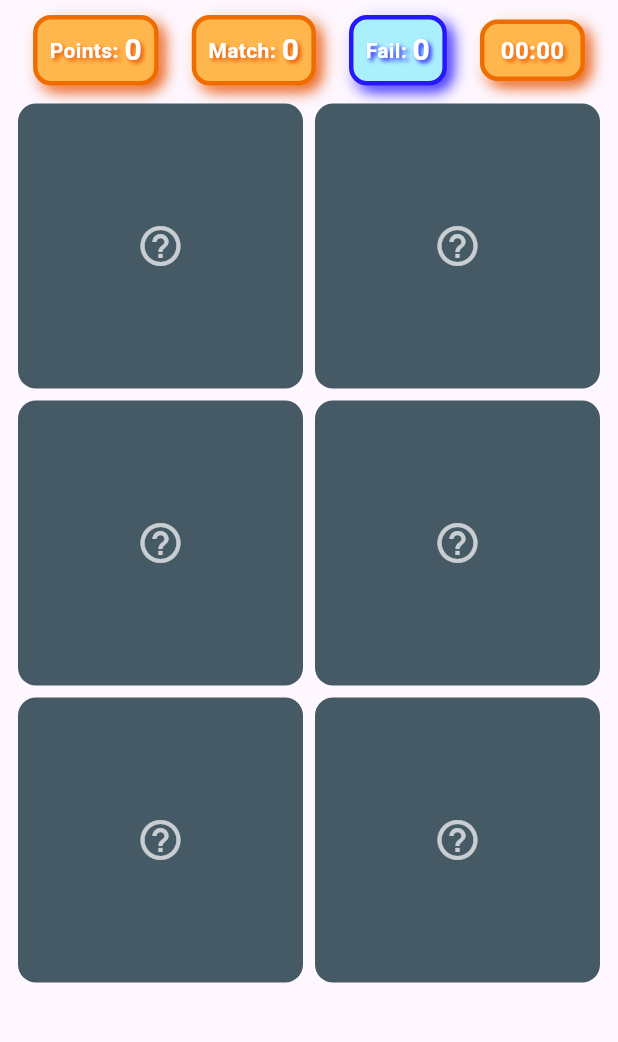
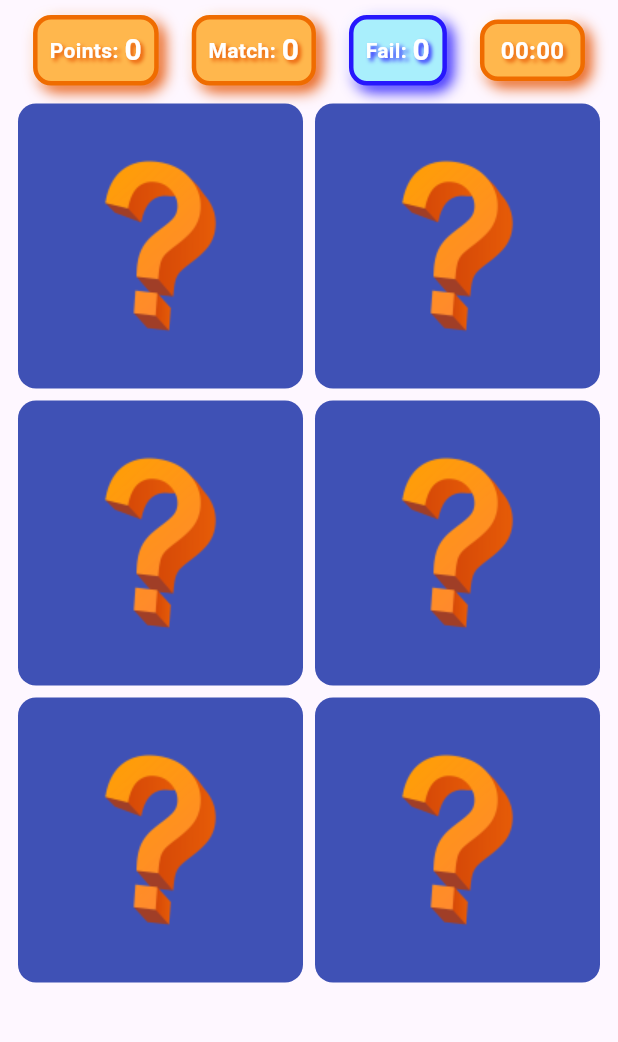
Before and after one commit to TangierDreams/flippy_pairs, a Flutter app: the screen it shows after launch, after a tap on "Start Playing!", on a phone screen of 412 x 824 dp, the part 108-1150 px from its top. Run offline on Flutter 3.47's test engine with Material 3 defaults, Android fonts, the phone set to English and light mode, and no system bars; our stand-ins replace audioplayers, google_fonts, shared_preferences; Roboto replaces fonts that are missing (Chewy).

Commit message:
30/09/2025

```diff
--- a/lib/PAGINAS/JUEGO/WIDGETS/wid_carta.dart
+++ b/lib/PAGINAS/JUEGO/WIDGETS/wid_carta.dart
@@ -1,5 +1,6 @@
 import 'dart:math';
-import 'package:flippy_pairs/SHARED/SERVICIOS/srv_sonidos.dart';
+import 'package:flippy_pairs/PROCEDIMIENTOS/SERVICIOS/srv_globales.dart';
+import 'package:flippy_pairs/PROCEDIMIENTOS/SERVICIOS/srv_sonidos.dart';
 import 'package:flutter/material.dart';
 
 class WidCarta extends StatelessWidget {
@@ -20,7 +21,7 @@ class WidCarta extends StatelessWidget {
   Widget build(BuildContext context) {
     return GestureDetector(
       onTap: () {
-        reproducirSonidoFlip();
+        Sonidos.flip();
         pAlPresionar(); // then call the passed function
       },
       child: TweenAnimationBuilder<double>(
@@ -35,7 +36,7 @@ class WidCarta extends StatelessWidget {
           bool mostrarCarta = value > 0.5;
 
           // Determine the base color based on face-up status
-          final Color colorBase = mostrarCarta ? const Color.fromARGB(255, 234, 238, 240) : Colors.blueGrey[700]!;
+          final Color colorBase = mostrarCarta ? const Color.fromARGB(255, 234, 238, 240) : Colores.primary;
 
           // Apply the flash color if flashing is true, otherwise use the base color.
           final Color colorFinal = pDestello ? Colors.yellow.shade700 : colorBase;
@@ -54,12 +55,32 @@ class WidCarta extends StatelessWidget {
                 border: pDestello ? Border.all(color: Colors.red.shade700, width: 4) : null,
               ),
               child: Center(
-                child: Icon(
-                  mostrarCarta ? pImagenCarta : Icons.help_outline,
-                  //color: Colors.white70,
-                  color: mostrarCarta ? const Color.fromARGB(255, 193, 12, 12) : Colors.white70,
-                  size: 32,
-                ),
+                child: mostrarCarta
+                    ? Icon(
+                        pImagenCarta, // Si mostrarCarta es true, sigue usando el Icon
+                        color: const Color.fromARGB(255, 193, 12, 12),
+                        size: 32,
+                      )
+                    : LayoutBuilder(
+                        // 👈 1. Usamos LayoutBuilder para conocer el tamaño
+                        builder: (BuildContext context, BoxConstraints constraints) {
+                          // Definimos el padding como un porcentaje del tamaño del contenedor.
+                          // Por ejemplo, el 8% de la altura máxima (constraints.maxHeight).
+                          final double dynamicPadding = constraints.maxHeight * 0.16;
+
+                          // Opcional: Establecer un límite mínimo y máximo para que no sea ridículo
+                          // final double finalPadding = dynamicPadding.clamp(4.0, 12.0);
+
+                          return Padding(
+                            // 👈 2. Aplicamos el padding calculado
+                            padding: EdgeInsets.all(dynamicPadding),
+                            child: FittedBox(
+                              fit: BoxFit.contain,
+                              child: Image.asset('assets/imagenes/interrogacion.png'),
+                            ),
+                          );
+                        },
+                      ),
               ),
             ),
           );
--- a/lib/PAGINAS/_HOME/pag_home.dart
+++ b/lib/PAGINAS/_HOME/pag_home.dart
@@ -1,7 +1,7 @@
-import 'package:flippy_pairs/SHARED/SERVICIOS/srv_sonidos.dart';
-import 'package:flippy_pairs/SHARED/SERVICIOS/srv_globales.dart';
+import 'package:flippy_pairs/PROCEDIMIENTOS/SERVICIOS/srv_sonidos.dart';
+import 'package:flippy_pairs/PROCEDIMIENTOS/SERVICIOS/srv_globales.dart';
 import 'package:flutter/material.dart';
-import 'package:flippy_pairs/SHARED/WIDGETS/wid_toolbar.dart';
+import 'package:flippy_pairs/PROCEDIMIENTOS/WIDGETS/wid_toolbar.dart';
 
 // Variables globales:
 
@@ -40,7 +40,7 @@ class _PagHomeState extends State<PagHome> {
         child: Column(
           crossAxisAlignment: CrossAxisAlignment.stretch,
           children: [
-            Text('Difficulty', textAlign: TextAlign.center, style: AppTexts.textStyleOrange30),
+            Text('Difficulty', textAlign: TextAlign.center, style: Textos.textStyleOrange30),
 
             const SizedBox(height: 15),
 
@@ -87,7 +87,7 @@ class BotonJugar extends StatelessWidget {
   Widget build(BuildContext context) {
     return ElevatedButton(
       onPressed: () async {
-        reproducirSonidoPlay();
+        Sonidos.play();
 
         // Esperamos un poco para que se perciba el sonido
         await Future.delayed(const Duration(milliseconds: 300));
@@ -100,13 +100,13 @@ class BotonJugar extends StatelessWidget {
       },
       style: ElevatedButton.styleFrom(
         padding: const EdgeInsets.symmetric(vertical: 15, horizontal: 15),
-        backgroundColor: AppColors.primary,
-        foregroundColor: AppColors.contrast,
+        backgroundColor: Colores.primary,
+        foregroundColor: Colores.contrast,
         shape: RoundedRectangleBorder(borderRadius: BorderRadius.circular(16)),
         elevation: 10,
       ),
 
-      child: Text('Start Playing!', style: AppTexts.textStyleOrange28, textAlign: TextAlign.center),
+      child: Text('Start Playing!', style: Textos.textStyleOrange28, textAlign: TextAlign.center),
     );
   }
 }
@@ -138,17 +138,17 @@ class BotonDeNivel extends StatelessWidget {
       curve: Curves.easeOutBack,
       child: ElevatedButton(
         onPressed: () async {
-          reproducirSonidoLevel();
+          Sonidos.level();
           pAlPresionar();
         },
         style: ElevatedButton.styleFrom(
           padding: const EdgeInsets.symmetric(vertical: 25, horizontal: 20),
-          backgroundColor: pSeleccionado ? Colors.orange : AppColors.primary,
-          foregroundColor: AppColors.contrast,
+          backgroundColor: pSeleccionado ? Colors.orange : Colores.primary,
+          foregroundColor: Colores.contrast,
           shape: RoundedRectangleBorder(borderRadius: BorderRadius.circular(16)),
           elevation: pSeleccionado ? 15 : 10,
         ),
-        child: Text(pTitulo, style: AppTexts.textStyleYellow30, textAlign: TextAlign.center),
+        child: Text(pTitulo, style: Textos.textStyleYellow30, textAlign: TextAlign.center),
       ),
     );
   }
--- /dev/null
+++ b/lib/PROCEDIMIENTOS/SERVICIOS/srv_diskette.dart
@@ -0,0 +1,110 @@
+import 'dart:convert';
+import 'package:flutter/material.dart';
+import 'package:shared_preferences/shared_preferences.dart';
+
+class Diskette {
+  //==============================================================================
+  // VARIABLES GLOBALES PARA SHARED PREFERENCES
+  //==============================================================================
+
+  static const String _nombreDiskette = 'flippy_pairs';
+  static Map<String, dynamic> _datos = {};
+  static bool _inicializado = false;
+
+  // ============================================================================
+  // FUNCIONES DE INICIALIZACIÓN Y CARGA
+  // ============================================================================
+
+  // Inicializa y carga los datos desde SharedPreferences
+  // Llamar desde main.dart antes de usar cualquier otra función
+
+  static Future<void> inicializar() async {
+    if (_inicializado) return;
+
+    await _cargarDesdeDiskette();
+    _inicializado = true;
+  }
+
+  /// Carga los datos del disco a memoria
+  ///
+  static Future<void> _cargarDesdeDiskette() async {
+    final prefs = await SharedPreferences.getInstance();
+    final jsonData = prefs.getString(_nombreDiskette);
+
+    if (jsonData != null) {
+      try {
+        _datos = json.decode(jsonData) as Map<String, dynamic>;
+      } catch (e) {
+        debugPrint('Error cargando datos: $e');
+        _datos = {};
+      }
+    } else {
+      _datos = {};
+    }
+  }
+
+  // ============================================================================
+  // FUNCIONES DE LECTURA
+  // ============================================================================
+
+  // Lee un valor del disco
+  // Devuelve defaultValue si la clave no existe
+
+  static dynamic leerValor(String clave, {dynamic defaultValue}) {
+    return _datos[clave] ?? defaultValue;
+  }
+
+  // Verifica si existe una clave
+
+  static bool existeClave(String clave) {
+    return _datos.containsKey(clave);
+  }
+
+  // Obtiene todas las claves guardadas
+
+  static List<String> obtenerClaves() {
+    return _datos.keys.toList();
+  }
+
+  // Obtiene todos los datos como mapa
+
+  static Map<String, dynamic> obtenerMapaDeDatos() {
+    return Map<String, dynamic>.from(_datos);
+  }
+
+  // ============================================================================
+  // FUNCIONES DE ESCRITURA
+  // ============================================================================
+
+  // Guarda un valor (crea si no existe, actualiza si existe)
+
+  static Future<void> guardarValor(String clave, dynamic valor) async {
+    _datos[clave] = valor;
+    await _guardarEnDisco();
+  }
+
+  // Elimina una clave
+
+  static Future<void> eliminarClave(String clave) async {
+    _datos.remove(clave);
+    await _guardarEnDisco();
+  }
+
+  // Borra todos los datos
+
+  static Future<void> borrarTodo() async {
+    final prefs = await SharedPreferences.getInstance();
+    await prefs.remove(_nombreDiskette);
+    _datos = {};
+  }
+
+  // ============================================================================
+  // FUNCIÓN INTERNA PARA GUARDAR EN DISCO
+  // ============================================================================
+
+  static Future<void> _guardarEnDisco() async {
+    final prefs = await SharedPreferences.getInstance();
+    final jsonString = json.encode(_datos);
+    await prefs.setString(_nombreDiskette, jsonString);
+  }
+}
--- a/lib/SHARED/SERVICIOS/srv_globales.dart
+++ b/lib/PROCEDIMIENTOS/SERVICIOS/srv_globales.dart
@@ -1,13 +1,12 @@
-// import 'package:audioplayers/audioplayers.dart';
 import 'package:flutter/material.dart';
 import 'package:google_fonts/google_fonts.dart';
 
-class AppGeneral {
+class DatosGenerales {
   static const String title = "Flippy Pairs";
   static const String logo = "assets/imagenes/app_logo.png";
 }
 
-class AppColors {
+class Colores {
   static const Color primary = Colors.indigo;
   static const Color contrast = Colors.white;
   static const Color accent = Colors.amber;
@@ -15,7 +14,7 @@ class AppColors {
   static final Color fontColor = Colors.grey.shade800;
 }
 
-class AppTexts {
+class Textos {
   static final textStyleOrange32 = GoogleFonts.luckiestGuy(
     textStyle: const TextStyle(
       fontSize: 32,
@@ -61,13 +60,13 @@ class AppTexts {
     ),
   );
 
-  static final TextStyle subtitle = TextStyle(fontSize: 20, color: AppColors.contrast);
+  static final TextStyle subtitle = TextStyle(fontSize: 20, color: Colores.contrast);
 
-  static final TextStyle smallSubtitle = TextStyle(fontSize: 12, color: AppColors.contrast);
+  static final TextStyle smallSubtitle = TextStyle(fontSize: 12, color: Colores.contrast);
 
-  static final TextStyle normal = TextStyle(fontSize: 14, color: AppColors.fontColor);
+  static final TextStyle normal = TextStyle(fontSize: 14, color: Colores.fontColor);
 
-  static final TextStyle highlighted = TextStyle(fontSize: 16, fontWeight: FontWeight.bold, color: AppColors.fontColor);
+  static final TextStyle highlighted = TextStyle(fontSize: 16, fontWeight: FontWeight.bold, color: Colores.fontColor);
 
   static final TextStyle buttonDisabled = TextStyle(fontSize: 16, fontWeight: FontWeight.bold, color: Colors.grey);
 }
--- /dev/null
+++ b/lib/PROCEDIMIENTOS/SERVICIOS/srv_id_dispositivo.dart
@@ -0,0 +1,27 @@
+//------------------------------------------------------------------------------
+// Obtenemos el id del dispositivo y si no tenemos ninguno, creamos uno nuevo.
+//------------------------------------------------------------------------------
+
+import 'package:flippy_pairs/PROCEDIMIENTOS/SERVICIOS/srv_diskette.dart';
+import 'package:uuid/uuid.dart';
+
+class Dispositivo {
+  static final Uuid _uuid = Uuid();
+
+  static Future<String> obtenerId() async {
+    // Miramos si ya tenemos un id del dispositivo:
+
+    String existingDeviceId = Diskette.leerValor("deviceId", defaultValue: "");
+
+    if (existingDeviceId != "") {
+      return existingDeviceId;
+    }
+
+    // Si no lo tenemos, lo creamos y nos lo guardamos:
+
+    String newDeviceId = _uuid.v4(); // Generates a unique ID
+    Diskette.guardarValor("deviceId", newDeviceId);
+
+    return newDeviceId;
+  }
+}
--- /dev/null
+++ b/lib/PROCEDIMIENTOS/SERVICIOS/srv_sonidos.dart
@@ -0,0 +1,69 @@
+import 'package:audioplayers/audioplayers.dart';
+
+class Sonidos {
+  // ============================================================================
+  // VARIABLES GLOBALES PARA AUDIO
+  // ============================================================================
+
+  static const int _cantidadReproductores = 8;
+  static late List<AudioPlayer> _reproductores;
+  static int _indiceActual = 0;
+  static bool _inicializado = false;
+
+  // ============================================================================
+  // INICIALIZACIÓN
+  // ============================================================================
+
+  // Inicializa el pool de reproductores de audio
+  // Llamar desde main.dart antes de reproducir cualquier sonido
+
+  static Future<void> inicializar() async {
+    if (_inicializado) return;
+    _reproductores = List.generate(_cantidadReproductores, (_) => AudioPlayer());
+    _inicializado = true;
+  }
+
+  // ============================================================================
+  // FUNCIONES DE REPRODUCCIÓN
+  // ============================================================================
+
+  // Reproduce el sonido de play
+
+  static Future<void> play() => _reproducirSonido('play.wav');
+
+  // Reproduce el sonido de nivel completado
+
+  static Future<void> level() => _reproducirSonido('level.wav');
+
+  // Reproduce el sonido de voltear carta
+
+  static Future<void> flip() => _reproducirSonido('flip.wav');
+
+  // Reproduce el sonido de error/retroceso
+
+  static Future<void> goback() => _reproducirSonido('goback.wav');
+
+  // Reproduce un archivo de sonido desde assets/sonidos/
+
+  static Future<void> _reproducirSonido(String nombreArchivo) async {
+    final reproductor = _reproductores[_indiceActual];
+    _indiceActual = (_indiceActual + 1) % _cantidadReproductores;
+
+    await reproductor.stop(); // Detener si aún está sonando
+    await reproductor.play(AssetSource('sonidos/$nombreArchivo'));
+  }
+
+  // ============================================================================
+  // LIMPIEZA
+  // ============================================================================
+
+  // Libera todos los reproductores de audio
+  // Llamar cuando la app se cierre o ya no necesites sonidos
+
+  static void liberar() {
+    for (final reproductor in _reproductores) {
+      reproductor.dispose();
+    }
+    _inicializado = false;
+  }
+}
--- a/lib/SHARED/widgets/wid_toolbar.dart
+++ b/lib/PROCEDIMIENTOS/WIDGETS/wid_toolbar.dart
@@ -1,7 +1,7 @@
-import 'package:flippy_pairs/SHARED/SERVICIOS/srv_sonidos.dart';
-import 'package:flippy_pairs/SHARED/WIDGETS/wid_flecha_atras.dart';
+import 'package:flippy_pairs/PROCEDIMIENTOS/SERVICIOS/srv_sonidos.dart';
+import 'package:flippy_pairs/PROCEDIMIENTOS/WIDGETS/wid_flecha_atras.dart';
 import 'package:flutter/material.dart';
-import 'package:flippy_pairs/SHARED/SERVICIOS/srv_globales.dart';
+import 'package:flippy_pairs/PROCEDIMIENTOS/SERVICIOS/srv_globales.dart';
 
 class WidToolbar extends StatelessWidget implements PreferredSizeWidget {
   final bool showMenuButton;
@@ -23,7 +23,7 @@ class WidToolbar extends StatelessWidget implements PreferredSizeWidget {
   Widget build(BuildContext context) {
     // LOGO DE LA APP:
 
-    final Widget appLogo = SizedBox(width: 50, height: 50, child: Image.asset(AppGeneral.logo));
+    final Widget appLogo = SizedBox(width: 50, height: 50, child: Image.asset(DatosGenerales.logo));
 
     return AppBar(
       automaticallyImplyLeading: false,
@@ -37,18 +37,18 @@ class WidToolbar extends StatelessWidget implements PreferredSizeWidget {
               },
             )
           : appLogo,
-      backgroundColor: AppColors.primary,
-      foregroundColor: AppColors.contrast,
+      backgroundColor: Colores.primary,
+      foregroundColor: Colores.contrast,
       centerTitle: true,
       toolbarHeight: 72.0, // <-- Altura del toolbar
       title: Column(
         mainAxisSize: MainAxisSize.min, // don't stretch vertically
         children: [
           const SizedBox(height: 6),
-          Text(AppGeneral.title, style: AppTexts.textStyleOrange32),
+          Text(DatosGenerales.title, style: Textos.textStyleOrange32),
           if (subtitle != null) ...[
             const SizedBox(height: 1), // Pequeño espacio entre título y subtítulo
-            Text(subtitle!, style: AppTexts.textStyleYellow14),
+            Text(subtitle!, style: Textos.textStyleYellow14),
           ],
         ],
       ),
@@ -59,7 +59,7 @@ class WidToolbar extends StatelessWidget implements PreferredSizeWidget {
             child: GestureDetector(
               onTap: () async {
                 // play sound
-                await reproducirSonidoGoback();
+                await Sonidos.goback();
 
                 // wait a bit
                 await Future.delayed(const Duration(milliseconds: 250));
--- a/lib/SHARED/SERVICIOS/srv_diskette.dart
+++ /dev/null
@@ -1,104 +0,0 @@
-import 'dart:convert';
-import 'package:flutter/material.dart';
-import 'package:shared_preferences/shared_preferences.dart';
-
-//==============================================================================
-// VARIABLES GLOBALES PARA SHARED PREFERENCES
-//==============================================================================
-
-const String _nombreDiskette = 'flippy_pairs';
-Map<String, dynamic> _datos = {};
-bool _inicializado = false;
-
-// ============================================================================
-// FUNCIONES DE INICIALIZACIÓN Y CARGA
-// ============================================================================
-
-// Inicializa y carga los datos desde SharedPreferences
-// Llamar desde main.dart antes de usar cualquier otra función
-
-Future<void> disketteInicializar() async {
-  if (_inicializado) return;
-
-  await _cargarDesdeDiskette();
-  _inicializado = true;
-}
-
-/// Carga los datos del disco a memoria
-Future<void> _cargarDesdeDiskette() async {
-  final prefs = await SharedPreferences.getInstance();
-  final jsonData = prefs.getString(_nombreDiskette);
-
-  if (jsonData != null) {
-    try {
-      _datos = json.decode(jsonData) as Map<String, dynamic>;
-    } catch (e) {
-      debugPrint('Error cargando datos: $e');
-      _datos = {};
-    }
-  } else {
-    _datos = {};
-  }
-}
-
-// ============================================================================
-// FUNCIONES DE LECTURA
-// ============================================================================
-
-/// Lee un valor del disco
-/// Devuelve defaultValue si la clave no existe
-
-dynamic disketteLeerValor(String clave, {dynamic defaultValue}) {
-  return _datos[clave] ?? defaultValue;
-}
-
-/// Verifica si existe una clave
-bool disketteExisteClave(String clave) {
-  return _datos.containsKey(clave);
-}
-
-/// Obtiene todas las claves guardadas
-List<String> disketteObtenerClaves() {
-  return _datos.keys.toList();
-}
-
-/// Obtiene todos los datos como mapa
-Map<String, dynamic> disketteObtenerMapaDeDatos() {
-  return Map<String, dynamic>.from(_datos);
-}
-
-// ============================================================================
-// FUNCIONES DE ESCRITURA
-// ============================================================================
-
-// Guarda un valor (crea si no existe, actualiza si existe)
-
-Future<void> disketteGuardarValor(String clave, dynamic valor) async {
-  _datos[clave] = valor;
-  await _guardarEnDisco();
-}
-
-// Elimina una clave
-
-Future<void> disketteEliminarClave(String clave) async {
-  _datos.remove(clave);
-  await _guardarEnDisco();
-}
-
-// Borra todos los datos
-
-Future<void> disketteBorrarTodo() async {
-  final prefs = await SharedPreferences.getInstance();
-  await prefs.remove(_nombreDiskette);
-  _datos = {};
-}
-
-// ============================================================================
-// FUNCIÓN INTERNA PARA GUARDAR EN DISCO
-// ============================================================================
-
-Future<void> _guardarEnDisco() async {
-  final prefs = await SharedPreferences.getInstance();
-  final jsonString = json.encode(_datos);
-  await prefs.setString(_nombreDiskette, jsonString);
-}
--- a/lib/SHARED/SERVICIOS/srv_id_dispositivo.dart
+++ /dev/null
@@ -1,25 +0,0 @@
-//------------------------------------------------------------------------------
-// Obtenemos el id del dispositivo y si no tenemos ninguno, creamos uno nuevo.
-//------------------------------------------------------------------------------
-
-import 'package:flippy_pairs/SHARED/SERVICIOS/srv_diskette.dart';
-import 'package:uuid/uuid.dart';
-
-final Uuid _uuid = Uuid();
-
-Future<String> obtenerIdDispositivo() async {
-  // Miramos si ya tenemos un id del dispositivo:
-
-  String existingDeviceId = disketteLeerValor("deviceId", defaultValue: "");
-
-  if (existingDeviceId != "") {
-    return existingDeviceId;
-  }
-
-  // Si no lo tenemos, lo creamos y nos lo guardamos:
-
-  String newDeviceId = _uuid.v4(); // Generates a unique ID
-  disketteGuardarValor("deviceId", newDeviceId);
-
-  return newDeviceId;
-}
--- a/lib/SHARED/SERVICIOS/srv_sonidos.dart
+++ /dev/null
@@ -1,62 +0,0 @@
-import 'package:audioplayers/audioplayers.dart';
-
-// ============================================================================
-// VARIABLES GLOBALES PARA AUDIO
-// ============================================================================
-
-const int _cantidadReproductores = 8;
-late List<AudioPlayer> _reproductores;
-int _indiceActual = 0;
-bool _inicializado = false;
-
-// ============================================================================
-// INICIALIZACIÓN
-// ============================================================================
-
-// Inicializa el pool de reproductores de audio
-// Llamar desde main.dart antes de reproducir cualquier sonido
-
-Future<void> inicializarSonidos() async {
-  if (_inicializado) return;
-
-  _reproductores = List.generate(_cantidadReproductores, (_) => AudioPlayer());
-  _inicializado = true;
-}
-
-// ============================================================================
-// FUNCIONES DE REPRODUCCIÓN
-// ============================================================================
-
-/// Reproduce un archivo de sonido desde assets/sonidos/
-Future<void> _reproducirSonido(String nombreArchivo) async {
-  final reproductor = _reproductores[_indiceActual];
-  _indiceActual = (_indiceActual + 1) % _cantidadReproductores;
-
-  await reproductor.stop(); // Detener si aún está sonando
-  await reproductor.play(AssetSource('sonidos/$nombreArchivo'));
-}
-
-/// Reproduce el sonido de play
-Future<void> reproducirSonidoPlay() => _reproducirSonido('play.wav');
-
-/// Reproduce el sonido de nivel completado
-Future<void> reproducirSonidoLevel() => _reproducirSonido('level.wav');
-
-/// Reproduce el sonido de voltear carta
-Future<void> reproducirSonidoFlip() => _reproducirSonido('flip.wav');
-
-/// Reproduce el sonido de error/retroceso
-Future<void> reproducirSonidoGoback() => _reproducirSonido('goback.wav');
-
-// ============================================================================
-// LIMPIEZA
-// ============================================================================
-
-/// Libera todos los reproductores de audio
-/// Llamar cuando la app se cierre o ya no necesites sonidos
-void liberarSonidos() {
-  for (final reproductor in _reproductores) {
-    reproductor.dispose();
-  }
-  _inicializado = false;
-}
--- a/lib/main.dart
+++ b/lib/main.dart
@@ -1,16 +1,16 @@
 import 'package:flippy_pairs/PAGINAS/JUEGO/pag_juego.dart';
-import 'package:flippy_pairs/SHARED/SERVICIOS/srv_id_dispositivo.dart';
-import 'package:flippy_pairs/SHARED/SERVICIOS/srv_diskette.dart';
-import 'package:flippy_pairs/SHARED/SERVICIOS/srv_sonidos.dart';
+import 'package:flippy_pairs/PROCEDIMIENTOS/SERVICIOS/srv_id_dispositivo.dart';
+import 'package:flippy_pairs/PROCEDIMIENTOS/SERVICIOS/srv_diskette.dart';
+import 'package:flippy_pairs/PROCEDIMIENTOS/SERVICIOS/srv_sonidos.dart';
 import 'package:flutter/material.dart';
 import 'package:flippy_pairs/PAGINAS/_HOME/pag_home.dart';
-import 'package:flippy_pairs/SHARED/SERVICIOS/srv_globales.dart';
+import 'package:flippy_pairs/PROCEDIMIENTOS/SERVICIOS/srv_globales.dart';
 
 Future<void> main() async {
   WidgetsFlutterBinding.ensureInitialized();
-  await disketteInicializar();
-  await inicializarSonidos();
-  await obtenerIdDispositivo();
+  await Diskette.inicializar();
+  await Sonidos.inicializar();
+  await Dispositivo.obtenerId();
   runApp(const MyApp());
 }
 
@@ -21,7 +21,7 @@ class MyApp extends StatelessWidget {
   Widget build(BuildContext context) {
     return MaterialApp(
       debugShowCheckedModeBanner: true,
-      title: AppGeneral.title,
+      title: DatosGenerales.title,
 
       // ROUTING A LAS DISTINTAS PAGINAS:
       initialRoute: '/',
```
Also changed, not shown: lib/PAGINAS/JUEGO/pag_juego.dart (+9 -9 lines), lib/SHARED/SERVICIOS/srv_supabase.dart (deleted, +0 -23 lines), assets/imagenes/interrogacion.png (added), lib/PROCEDIMIENTOS/SERVICIOS/srv_imagenes.dart (renamed from lib/SHARED/SERVICIOS/srv_imagenes.dart), lib/PROCEDIMIENTOS/WIDGETS/wid_flecha_atras.dart (renamed from lib/SHARED/widgets/wid_flecha_atras.dart).
